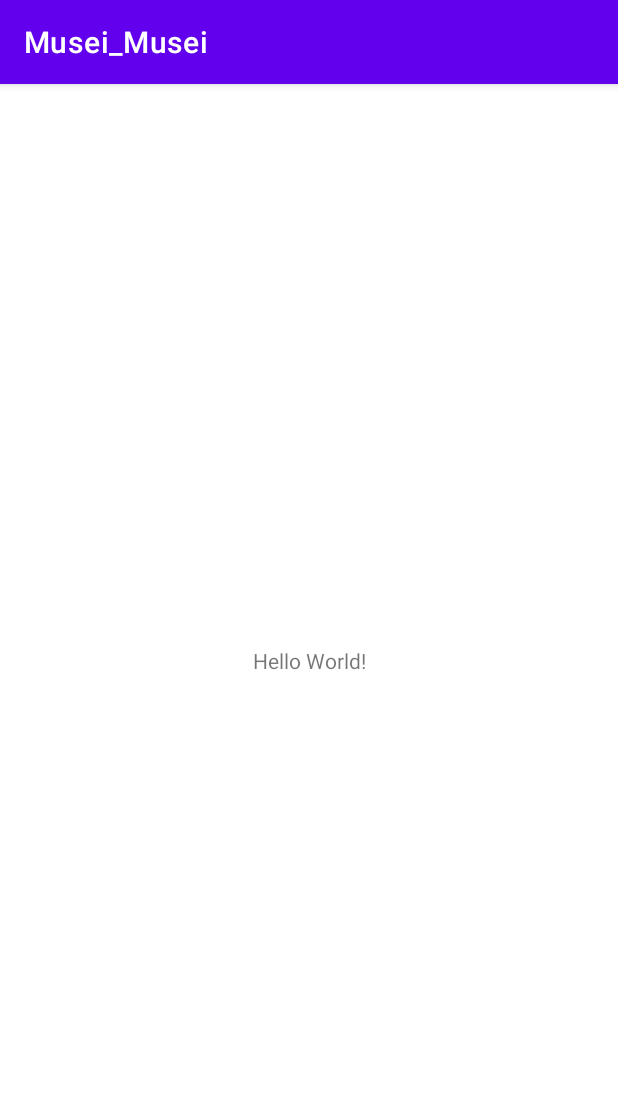
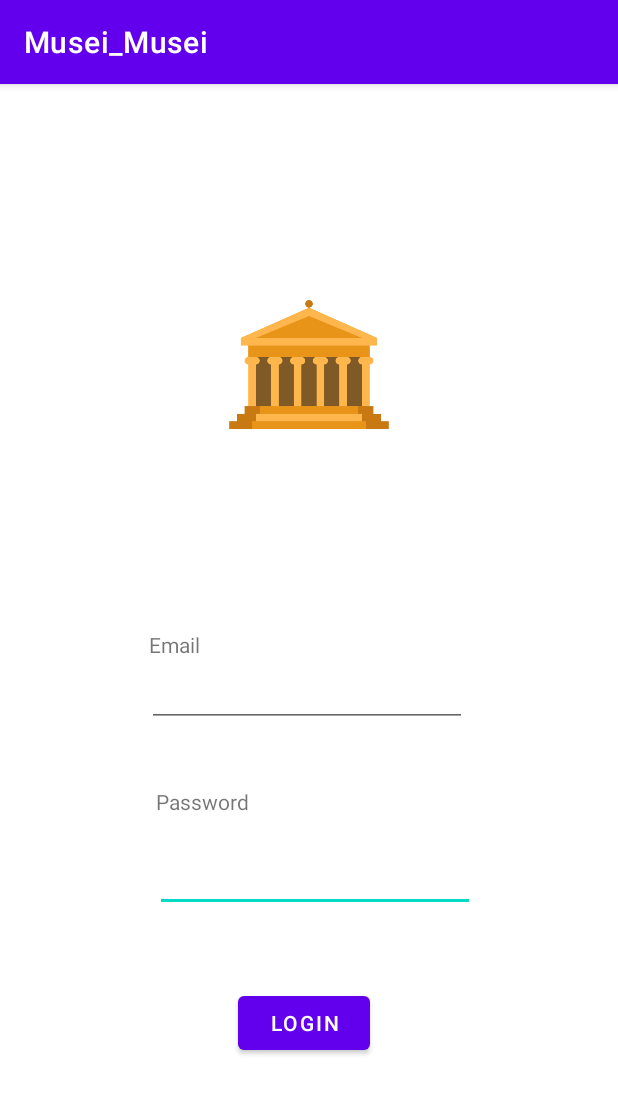
Before and after one commit to Kxos/Progetto_Mobile_PIU, an Android app: the screen it shows after launch (MainActivity), on a phone screen of 412 x 824 dp. Shown: the top 1094 px of the screen. Run offline under Robolectric (Android 15) with nearby library versions, the phone set to English and light mode, and no system bars.

Commit message:
Ordinata la Workspace per inizio lavori

```diff
--- a/Esempio Sviluppo/Musei_Musei/app/build.gradle
+++ b/Esempio Sviluppo/Musei_Musei/app/build.gradle
@@ -7,7 +7,7 @@ android {
 
     defaultConfig {
         applicationId "com.example.musei_musei"
-        minSdk 21
+        minSdk 26
         targetSdk 31
         versionCode 1
         versionName "1.0"
--- a/Esempio Sviluppo/Musei_Musei/app/src/main/res/layout/activity_main.xml
+++ b/Esempio Sviluppo/Musei_Musei/app/src/main/res/layout/activity_main.xml
@@ -6,13 +6,86 @@
     android:layout_height="match_parent"
     tools:context=".MainActivity">
 
-    <TextView
+    <ImageView
+        android:id="@+id/imageView"
+        android:layout_width="121dp"
+        android:layout_height="154dp"
+        android:layout_marginStart="145dp"
+        android:layout_marginTop="77dp"
+        android:layout_marginEnd="145dp"
+        android:layout_marginBottom="87dp"
+        app:layout_constraintBottom_toTopOf="@+id/editTextTextPersonName"
+        app:layout_constraintEnd_toEndOf="parent"
+        app:layout_constraintStart_toStartOf="parent"
+        app:layout_constraintTop_toTopOf="parent"
+        app:srcCompat="@drawable/museum" />
+
+    <EditText
+        android:id="@+id/editTextTextPassword"
         android:layout_width="wrap_content"
         android:layout_height="wrap_content"
-        android:text="Hello World!"
-        app:layout_constraintBottom_toBottomOf="parent"
-        app:layout_constraintLeft_toLeftOf="parent"
-        app:layout_constraintRight_toRightOf="parent"
+        android:layout_marginStart="103dp"
+        android:layout_marginTop="82dp"
+        android:layout_marginEnd="98dp"
+        android:layout_marginBottom="53dp"
+        android:ems="10"
+        android:inputType="textPassword"
+        app:layout_constraintBottom_toTopOf="@+id/button"
+        app:layout_constraintEnd_toEndOf="parent"
+        app:layout_constraintHorizontal_bias="0.0"
+        app:layout_constraintStart_toStartOf="parent"
+        app:layout_constraintTop_toBottomOf="@+id/editTextTextPersonName"
+        app:layout_constraintVertical_bias="0.522" />
+
+    <EditText
+        android:id="@+id/editTextTextPersonName"
+        android:layout_width="wrap_content"
+        android:layout_height="wrap_content"
+        android:layout_marginStart="99dp"
+        android:layout_marginEnd="102dp"
+        android:layout_marginBottom="42dp"
+        android:ems="10"
+        android:inputType="textPersonName"
+        app:layout_constraintBottom_toTopOf="@+id/textView2"
+        app:layout_constraintEnd_toEndOf="parent"
+        app:layout_constraintStart_toStartOf="parent"
+        app:layout_constraintTop_toBottomOf="@+id/textView" />
+
+    <TextView
+        android:id="@+id/textView"
+        android:layout_width="wrap_content"
+        android:layout_height="wrap_content"
+        android:layout_marginStart="99dp"
+        android:layout_marginTop="364dp"
+        android:layout_marginEnd="277dp"
+        android:text="Email"
+        app:layout_constraintEnd_toEndOf="parent"
+        app:layout_constraintHorizontal_bias="0.0"
+        app:layout_constraintStart_toStartOf="parent"
         app:layout_constraintTop_toTopOf="parent" />
 
+    <TextView
+        android:id="@+id/textView2"
+        android:layout_width="wrap_content"
+        android:layout_height="wrap_content"
+        android:layout_marginStart="103dp"
+        android:layout_marginTop="40dp"
+        android:layout_marginEnd="246dp"
+        android:text="Password"
+        app:layout_constraintEnd_toEndOf="parent"
+        app:layout_constraintHorizontal_bias="1.0"
+        app:layout_constraintStart_toStartOf="parent"
+        app:layout_constraintTop_toBottomOf="@+id/editTextTextPersonName" />
+
+    <Button
+        android:id="@+id/button"
+        android:layout_width="wrap_content"
+        android:layout_height="wrap_content"
+        android:layout_marginStart="158dp"
+        android:layout_marginEnd="165dp"
+        android:layout_marginBottom="118dp"
+        android:text="Login"
+        app:layout_constraintBottom_toBottomOf="parent"
+        app:layout_constraintEnd_toEndOf="parent"
+        app:layout_constraintStart_toStartOf="parent" />
 </androidx.constraintlayout.widget.ConstraintLayout>
--- a/build.gradle
+++ /dev/null
@@ -1 +0,0 @@
-// Top-level build file where you can add configuration options common to all sub-projects/modules.
```
Also changed, not shown: Esempio Sviluppo/Musei_Musei/app/src/main/res/drawable/museum.png (added), Esempio Sviluppo/Musei_Musei/gradle/wrapper/gradle-wrapper.properties, gradle/wrapper/gradle-wrapper.properties (deleted), 3 other files.
